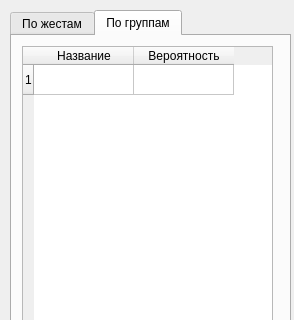
Above: monitoring.ui from GamesIS/HandGestureRecognitionVer2 before the change; both pictures show x 0 to 294 and y 0 to 320 of the 294 by 512 pixel window. Below: the same form after it.
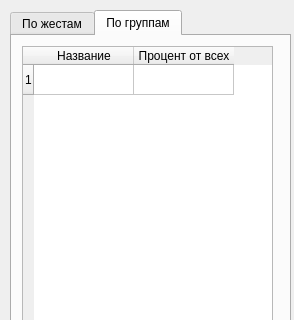
That is the form after the change. The open tabs and pages were chosen to show the change.

Patch:
```diff
--- a/monitoring.ui
+++ b/monitoring.ui
@@ -105,7 +105,7 @@
      </column>
      <column>
       <property name="text">
-       <string>Вероятность</string>
+       <string>Процент от всех</string>
       </property>
      </column>
     </widget>
```
Left out of the diff: 4 changed lines with no effect on the pictures.
